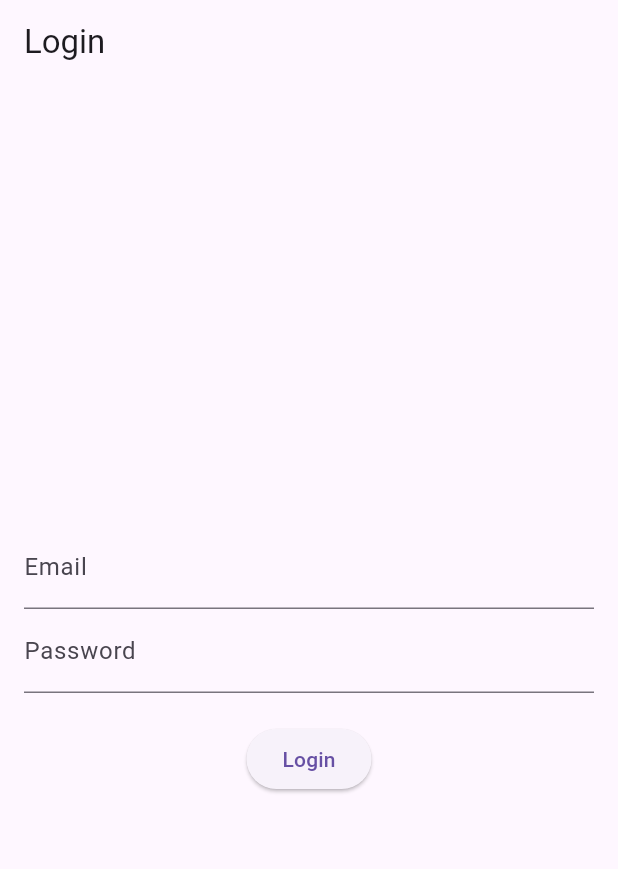
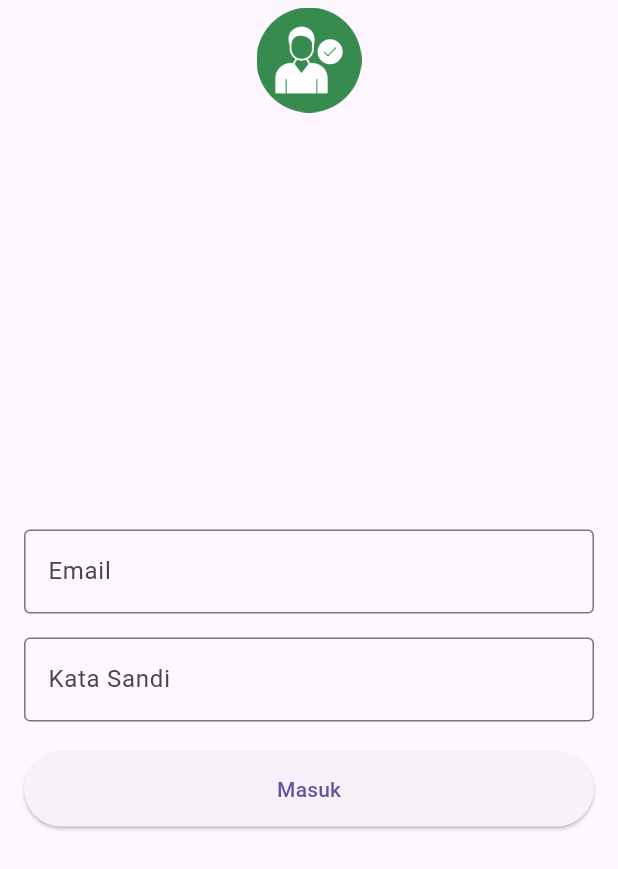
Before and after one commit to fiansyahm/absensi-lokal-flutter, a Flutter app: the screen it shows after launch, on a phone screen of 412 x 824 dp. Shown: the top 869 px of the screen. Run offline on Flutter 3.47's test engine with Material 3 defaults, Android fonts, the light colour scheme and no system bars; our stand-ins replace geolocator, hive, hive_flutter, image_picker, permission_handler; accounts and stored records are empty.

Commit message:
Update login_screen.dart

```diff
--- a/absensi_flutter/lib/main.dart
+++ b/absensi_flutter/lib/main.dart
@@ -2,6 +2,7 @@ import 'package:flutter/material.dart';
 import 'package:hive_flutter/hive_flutter.dart';
 import 'models/attendance_model.dart';
 import 'screens/login_screen.dart';
+import 'screens/splash_screen.dart'; // import splash screen
 
 void main() async {
   WidgetsFlutterBinding.ensureInitialized();
@@ -17,9 +18,9 @@ class AttendanceApp extends StatelessWidget {
   @override
   Widget build(BuildContext context) {
     return MaterialApp(
-      title: 'Aplikasi Absensi Lokasi ',
+      title: 'Aplikasi Absensi Lokasi',
       theme: ThemeData(primarySwatch: Colors.blue),
-      home: const LoginScreen(),
+      home: const SplashScreen(), // ganti ke SplashScreen
     );
   }
 }
--- a/absensi_flutter/lib/screens/login_screen.dart
+++ b/absensi_flutter/lib/screens/login_screen.dart
@@ -13,7 +13,10 @@ class _LoginScreenState extends State<LoginScreen> {
   final _passwordController = TextEditingController();
 
   void _login() {
-    if (_emailController.text.isNotEmpty && _passwordController.text.isNotEmpty) {
+    const validEmail = 'admin@gmail.com';
+    const validPassword = 'password123';
+
+    if (_emailController.text == validEmail && _passwordController.text == validPassword) {
       Navigator.pushReplacement(
         context,
         MaterialPageRoute(
@@ -22,7 +25,7 @@ class _LoginScreenState extends State<LoginScreen> {
       );
     } else {
       ScaffoldMessenger.of(context).showSnackBar(
-        const SnackBar(content: Text('Please enter email and password')),
+        const SnackBar(content: Text('Email atau kata sandi salah')),
       );
     }
   }
@@ -30,7 +33,15 @@ class _LoginScreenState extends State<LoginScreen> {
   @override
   Widget build(BuildContext context) {
     return Scaffold(
-      appBar: AppBar(title: const Text('Login')),
+      appBar: AppBar(
+        title: Image.asset(
+          'assets/logo.png',
+          height: 70, // Ukuran besar namun proporsional untuk AppBar
+          fit: BoxFit.contain,
+        ),
+        centerTitle: true,
+        toolbarHeight: 80, // Menyesuaikan tinggi AppBar agar logo pas
+      ),
       body: Padding(
         padding: const EdgeInsets.all(16.0),
         child: Column(
@@ -38,17 +49,27 @@ class _LoginScreenState extends State<LoginScreen> {
           children: [
             TextField(
               controller: _emailController,
-              decoration: const InputDecoration(labelText: 'Email'),
+              decoration: const InputDecoration(
+                labelText: 'Email',
+                border: OutlineInputBorder(), // Border untuk estetika
+              ),
             ),
+            const SizedBox(height: 16),
             TextField(
               controller: _passwordController,
-              decoration: const InputDecoration(labelText: 'Password'),
+              decoration: const InputDecoration(
+                labelText: 'Kata Sandi',
+                border: OutlineInputBorder(),
+              ),
               obscureText: true,
             ),
             const SizedBox(height: 20),
             ElevatedButton(
               onPressed: _login,
-              child: const Text('Login'),
+              style: ElevatedButton.styleFrom(
+                minimumSize: const Size(double.infinity, 50), // Tombol lebih besar
+              ),
+              child: const Text('Masuk'),
             ),
           ],
         ),
```
Also changed, not shown: absensi_flutter/lib/screens/splash_screen.dart (added, +47 -0 lines), absensi_flutter/pubspec.yaml (+19 -1 lines), absensi_flutter/assets/logo.png (added), absensi_flutter/pubspec.lock, 25 other files.
